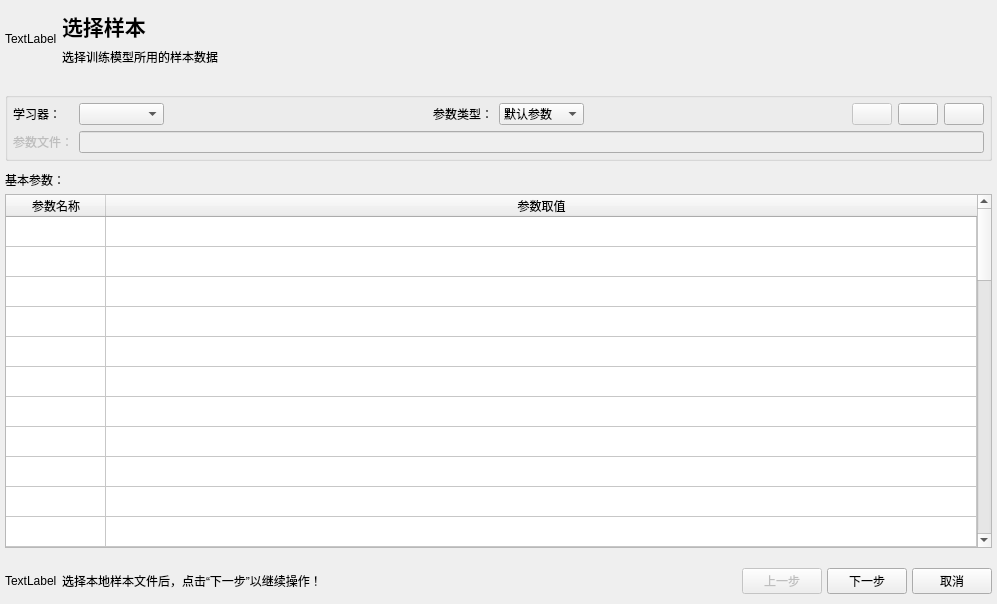
Qt form core/appUI/UIDesigner/ScikitLearnMLDialogDesigner.ui (bevenkyy/GITenberg9) before a commit.
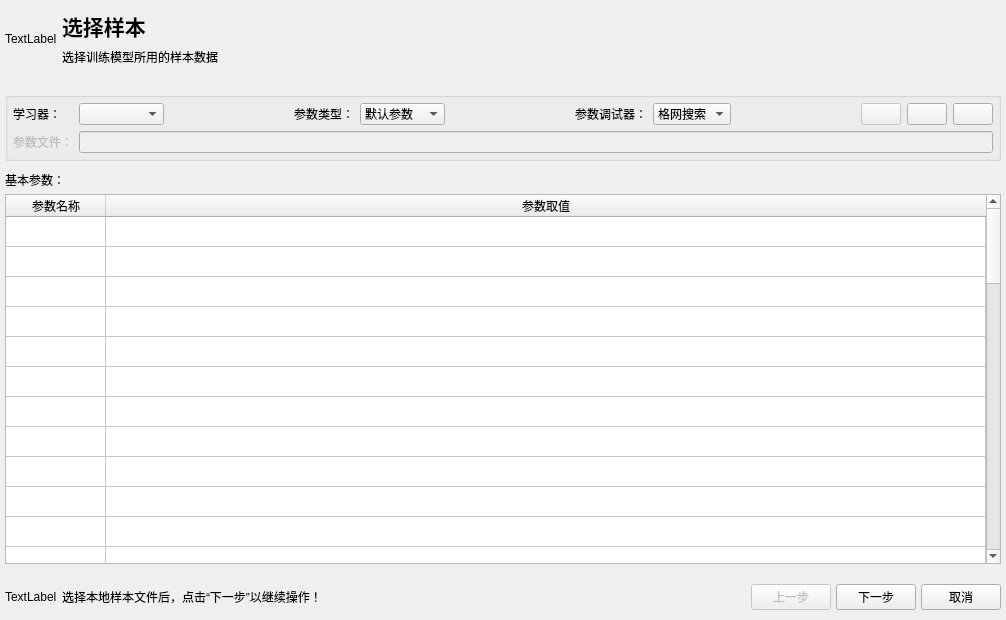
The same form after that commit. The open tabs and pages were chosen to show the change.

Commit message: 更新了“scikit-learn机器学习”工具，完善了对“分类”和“聚类”模型的支持

What changed in the file:
```diff
--- a/core/appUI/UIDesigner/ScikitLearnMLDialogDesigner.ui
+++ b/core/appUI/UIDesigner/ScikitLearnMLDialogDesigner.ui
@@ -6,8 +6,8 @@
    <rect>
     <x>0</x>
     <y>0</y>
-    <width>997</width>
-    <height>604</height>
+    <width>1006</width>
+    <height>620</height>
    </rect>
   </property>
   <property name="windowTitle">
@@ -509,28 +509,18 @@
           <property name="bottomMargin">
            <number>5</number>
           </property>
-          <item row="0" column="7">
-           <widget class="QPushButton" name="resetParameterPushButton">
-            <property name="enabled">
-             <bool>true</bool>
+          <item row="0" column="5">
+           <spacer name="scikitLearnSettingGroupBoxHorizontalSpacer_2">
+            <property name="orientation">
+             <enum>Qt::Horizontal</enum>
             </property>
-            <property name="text">
-             <string/>
-            </property>
-           </widget>
-          </item>
-          <item row="0" column="0">
-           <widget class="QLabel" name="selectEstimatorLabel">
-            <property name="maximumSize">
+            <property name="sizeHint" stdset="0">
              <size>
-              <width>60</width>
-              <height>25</height>
+              <width>40</width>
+              <height>20</height>
              </size>
             </property>
-            <property name="text">
-             <string>学习器：</string>
-            </property>
-           </widget>
+           </spacer>
           </item>
           <item row="0" column="3">
            <widget class="QLabel" name="selectParameterTypeLabel">
@@ -564,23 +554,50 @@
             </item>
            </widget>
           </item>
-          <item row="0" column="5">
-           <spacer name="scikitLearnSettingGroupBoxHorizontalSpacer_3">
-            <property name="orientation">
-             <enum>Qt::Horizontal</enum>
-            </property>
-            <property name="sizeHint" stdset="0">
-             <size>
-              <width>40</width>
-              <height>20</height>
-             </size>
-            </property>
-           </spacer>
-          </item>
           <item row="0" column="6">
-           <widget class="QPushButton" name="importParameterFromFilePushButton">
+           <widget class="QLabel" name="selectParameterTunerLabel">
+            <property name="text">
+             <string>参数调试器：</string>
+            </property>
+           </widget>
+          </item>
+          <item row="0" column="11">
+           <widget class="QPushButton" name="saveParameterToFilePushButton">
+            <property name="text">
+             <string/>
+            </property>
+           </widget>
+          </item>
+          <item row="0" column="0">
+           <widget class="QLabel" name="selectEstimatorLabel">
+            <property name="maximumSize">
+             <size>
+              <width>60</width>
+              <height>25</height>
+             </size>
+            </property>
+            <property name="text">
+             <string>学习器：</string>
+            </property>
+           </widget>
+          </item>
+          <item row="0" column="2">
+           <spacer name="scikitLearnSettingGroupBoxHorizontalSpacer_1">
+            <property name="orientation">
+             <enum>Qt::Horizontal</enum>
+            </property>
+            <property name="sizeHint" stdset="0">
+             <size>
+              <width>40</width>
+              <height>20</height>
+             </size>
+            </property>
+           </spacer>
+          </item>
+          <item row="0" column="10">
+           <widget class="QPushButton" name="resetParameterPushButton">
             <property name="enabled">
-             <bool>false</bool>
+             <bool>true</bool>
             </property>
             <property name="text">
              <string/>
@@ -600,18 +617,15 @@
             </property>
            </widget>
           </item>
-          <item row="0" column="2">
-           <spacer name="scikitLearnSettingGroupBoxHorizontalSpacer_2">
-            <property name="orientation">
-             <enum>Qt::Horizontal</enum>
+          <item row="0" column="9">
+           <widget class="QPushButton" name="importParameterFromFilePushButton">
+            <property name="enabled">
+             <bool>false</bool>
             </property>
-            <property name="sizeHint" stdset="0">
-             <size>
-              <width>40</width>
-              <height>20</height>
-             </size>
+            <property name="text">
+             <string/>
             </property>
-           </spacer>
+           </widget>
           </item>
           <item row="1" column="0">
            <widget class="QLabel" name="estimatorParameterFileLabel">
@@ -623,20 +637,40 @@
             </property>
            </widget>
           </item>
-          <item row="0" column="8">
-           <widget class="QPushButton" name="saveParameterToFilePushButton">
-            <property name="text">
-             <string/>
-            </property>
-           </widget>
-          </item>
-          <item row="1" column="1" colspan="8">
+          <item row="1" column="1" colspan="11">
            <widget class="QLineEdit" name="estimatorParameterFileLineEdit">
             <property name="enabled">
              <bool>false</bool>
             </property>
            </widget>
           </item>
+          <item row="0" column="7">
+           <widget class="QComboBox" name="selectParameterTunerComboBox">
+            <item>
+             <property name="text">
+              <string>格网搜索</string>
+             </property>
+            </item>
+            <item>
+             <property name="text">
+              <string>随机搜索</string>
+             </property>
+            </item>
+           </widget>
+          </item>
+          <item row="0" column="8">
+           <spacer name="scikitLearnSettingGroupBoxHorizontalSpacer_3">
+            <property name="orientation">
+             <enum>Qt::Horizontal</enum>
+            </property>
+            <property name="sizeHint" stdset="0">
+             <size>
+              <width>40</width>
+              <height>20</height>
+             </size>
+            </property>
+           </spacer>
+          </item>
          </layout>
         </widget>
        </item>
```
Left out of the diff: 2 changed lines with no effect on the pictures.
